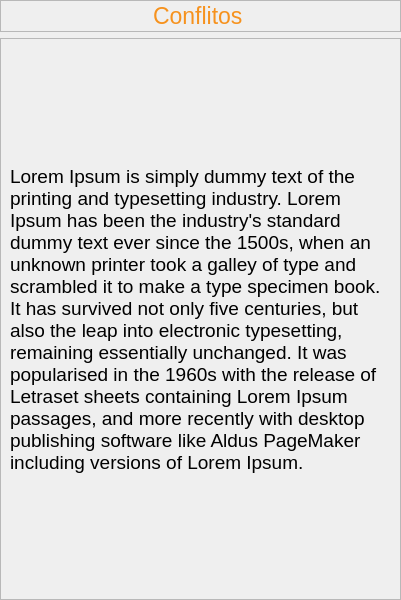
Old version of the form App/view/ui/telaConflitos.ui in the repository Senac-SOR-ADS/Mapa-de-Sala.
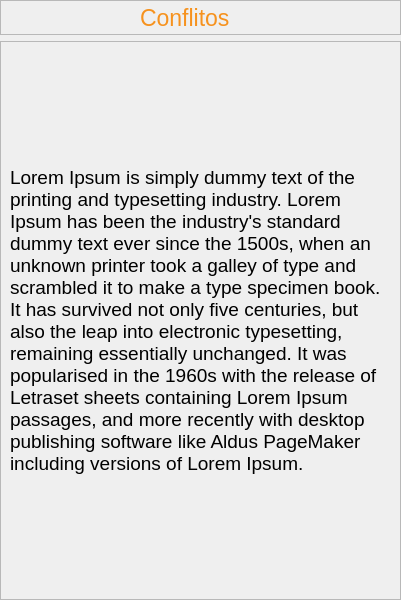
New version of the form. Icons and pictures are not drawn.

Commit message:
Criando nova Tela de Confirmação (#255)
* Nova tela de confirmação

Feito nova tela de confirmação com novo layout, icones e estilização

* Nova tela de confirmação

Finalizada a nova tela de confirmação e arrumado a tela de conflitos no icone de tela cheia

* Retirando comando de exibição

* Alterando estilização

adiciona borda e cor para a tela de conflito

Diff of the .ui file:
```diff
--- a/App/view/ui/telaConflitos.ui
+++ b/App/view/ui/telaConflitos.ui
@@ -22,15 +22,25 @@
 	color: #f6921e;
 }
 
+#btnFechar {
+	background-color: transparent;
+    border: none;
+    border-radius: 5px;
+    color: #ffffff;
+    padding: 10px 20px;
+}
+
 #btnFechar:hover {
 	background-color: #FF0000;
 	icon: url(&quot;App/view/ui/icones/iconCloseBranco.png&quot;);
 }
 
-#btnFechar,#btnTelaCheia {
-	border: none;
+#btnTelaCheia {
 	background-color: transparent;
-	border-radius: 12px;
+    border: none;
+    border-radius: 5px;
+    color: #ffffff;
+    padding: 10px 20px;
 }
 
 #btnTelaCheia:hover {
@@ -127,10 +137,16 @@
          </item>
          <item>
           <widget class="QPushButton" name="btnTelaCheia">
+           <property name="sizePolicy">
+            <sizepolicy hsizetype="Minimum" vsizetype="Fixed">
+             <horstretch>0</horstretch>
+             <verstretch>0</verstretch>
+            </sizepolicy>
+           </property>
            <property name="minimumSize">
             <size>
-             <width>34</width>
-             <height>30</height>
+             <width>45</width>
+             <height>27</height>
             </size>
            </property>
            <property name="font">
@@ -148,19 +164,31 @@
             <iconset>
              <normaloff>icones/iconTelaCheia.png</normaloff>icones/iconTelaCheia.png</iconset>
            </property>
+           <property name="iconSize">
+            <size>
+             <width>20</width>
+             <height>18</height>
+            </size>
+           </property>
           </widget>
          </item>
          <item>
           <widget class="QPushButton" name="btnFechar">
+           <property name="sizePolicy">
+            <sizepolicy hsizetype="Minimum" vsizetype="Fixed">
+             <horstretch>0</horstretch>
+             <verstretch>0</verstretch>
+            </sizepolicy>
+           </property>
            <property name="minimumSize">
             <size>
-             <width>34</width>
-             <height>30</height>
+             <width>45</width>
+             <height>27</height>
             </size>
            </property>
            <property name="font">
             <font>
-             <pointsize>12</pointsize>
+             <pointsize>8</pointsize>
             </font>
            </property>
            <property name="cursor">
@@ -171,7 +199,13 @@
            </property>
            <property name="icon">
             <iconset>
-             <normaloff>../../../../../../Users/richard.sleao/source/repos/interfaceS/App/view/ui/icones/iconClosePreto.png</normaloff>../../../../../../Users/richard.sleao/source/repos/interfaceS/App/view/ui/icones/iconClosePreto.png</iconset>
+             <normaloff>icones/iconClosePreto.png</normaloff>icones/iconClosePreto.png</iconset>
+           </property>
+           <property name="iconSize">
+            <size>
+             <width>20</width>
+             <height>18</height>
+            </size>
            </property>
           </widget>
          </item>
@@ -203,8 +237,8 @@
           <rect>
            <x>0</x>
            <y>0</y>
-           <width>397</width>
-           <height>558</height>
+           <width>399</width>
+           <height>552</height>
           </rect>
          </property>
          <layout class="QVBoxLayout" name="verticalLayout_3">
```
Left out of the diff: 3 changed lines with no effect on the pictures. The commit also changes 2 other files.
